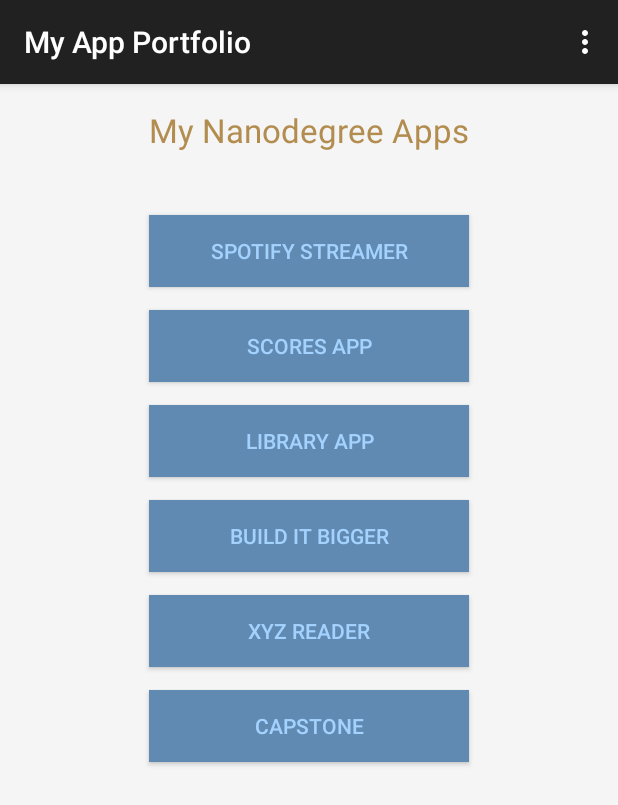
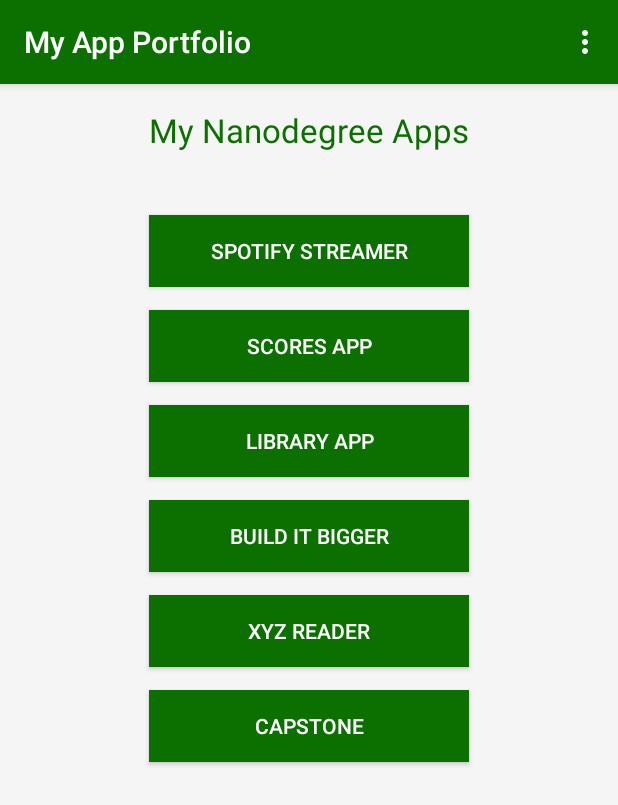
Before and after one commit to yaskyj/android-app-portfolio, an Android app: the screen it shows after launch (MainActivity), on a phone screen of 412 x 824 dp. Shown: the top 805 px of the screen. Run offline under Robolectric (Android 15) with nearby library versions, the phone set to English and light mode, and no system bars.

Commit message:
Add actionbar color

```diff
--- a/app/src/main/java/org/justinrogers/myappportfolio/MainActivity.java
+++ b/app/src/main/java/org/justinrogers/myappportfolio/MainActivity.java
@@ -1,7 +1,10 @@
 package org.justinrogers.myappportfolio;
 
+import android.app.ActionBar;
+import android.graphics.Color;
 import android.support.v7.app.ActionBarActivity;
 import android.os.Bundle;
+import android.support.v7.app.AppCompatActivity;
 import android.view.Menu;
 import android.view.MenuItem;
 import android.view.View;
@@ -10,7 +13,7 @@ import android.widget.Button;
 import android.widget.Toast;
 
 
-public class MainActivity extends ActionBarActivity {
+public class MainActivity extends AppCompatActivity {
 
     @Override
     protected void onCreate(Bundle savedInstanceState) {
@@ -50,4 +53,5 @@ public class MainActivity extends ActionBarActivity {
 
         Toast.makeText(context, text, duration).show();
     }
+
 }
--- a/app/src/main/res/layout/activity_main.xml
+++ b/app/src/main/res/layout/activity_main.xml
@@ -14,7 +14,7 @@
         android:id="@+id/textView"
         android:layout_alignParentTop="true"
         android:layout_centerHorizontal="true"
-        android:textColor="#B28D4F" />
+        android:textColor="#0B7000" />
 
     <Button
         android:layout_width="wrap_content"
@@ -28,8 +28,8 @@
         android:layout_alignLeft="@+id/textView"
         android:layout_alignStart="@+id/textView"
         android:onClick="createToast"
-        android:textColor="#A4D2FF"
-        android:background="#618AB2" />
+        android:textColor="#FFFFFF"
+        android:background="#0B7000" />
 
     <Button
         android:layout_width="wrap_content"
@@ -43,8 +43,8 @@
         android:layout_alignLeft="@+id/button"
         android:layout_alignStart="@+id/button"
         android:onClick="createToast"
-        android:textColor="#A4D2FF"
-        android:background="#618AB2" />
+        android:textColor="#FFFFFF"
+        android:background="#0B7000" />
 
     <Button
         android:layout_width="wrap_content"
@@ -58,8 +58,8 @@
         android:layout_alignLeft="@+id/button3"
         android:layout_alignStart="@+id/button3"
         android:onClick="createToast"
-        android:textColor="#A4D2FF"
-        android:background="#618AB2" />
+        android:textColor="#FFFFFF"
+        android:background="#0B7000" />
 
 
     <Button
@@ -74,8 +74,8 @@
         android:layout_alignLeft="@+id/button4"
         android:layout_alignStart="@+id/button4"
         android:onClick="createToast"
-        android:textColor="#A4D2FF"
-        android:background="#618AB2" />
+        android:textColor="#FFFFFF"
+        android:background="#0B7000" />
 
     <Button
         android:layout_width="wrap_content"
@@ -89,8 +89,8 @@
         android:layout_alignLeft="@+id/button5"
         android:layout_alignStart="@+id/button5"
         android:onClick="createToast"
-        android:textColor="#A4D2FF"
-        android:background="#618AB2" />
+        android:textColor="#FFFFFF"
+        android:background="#0B7000" />
 
     <Button
         android:layout_width="wrap_content"
@@ -104,6 +104,6 @@
         android:layout_alignRight="@+id/button6"
         android:layout_alignEnd="@+id/button6"
         android:onClick="createToast"
-        android:textColor="#A4D2FF"
-        android:background="#618AB2" />
+        android:textColor="#FFFFFF"
+        android:background="#0B7000" />
 </RelativeLayout>
--- /dev/null
+++ b/app/src/main/res/values/colors.xml
@@ -0,0 +1,3 @@
+<resources>
+        <color name="ActionBarColor">#0B7000</color>
+</resources>
--- a/app/src/main/res/values/styles.xml
+++ b/app/src/main/res/values/styles.xml
@@ -1,17 +1,17 @@
+<?xml version="1.0" encoding="utf-8"?>
 <resources>
 
     <!-- Base application theme. -->
     <style name="AppTheme" parent="@style/Theme.AppCompat.Light.DarkActionBar">
         <!-- Customize your theme here. -->
-        <item name="android:actionBarStyle">@style/MyActionBar</item>
-        <!-- Support library compatibility -->
-        <item name="actionBarStyle">@style/MyActionBar</item>
+        <item name="android:actionBarStyle">@style/ActionBar</item>
+        <item name="actionBarStyle">@style/ActionBar</item>
+
     </style>
 
-    <style name="MyActionBar" parent="@style/Widget.AppCompat.Light.ActionBar.Solid.Inverse">
-        <item name="android:background">#700003</item>
+    <style name="ActionBar" parent="@style/Widget.AppCompat.Light.ActionBar.Solid.Inverse">
+        <item name="android:background">@color/ActionBarColor</item>
+        <item name="background">@color/ActionBarColor</item>
+    </style>
 
-        <!-- Support library compatibility -->
-        <!--<item name="background">"#700003"</item>-->
-    </style>
 </resources>
```
